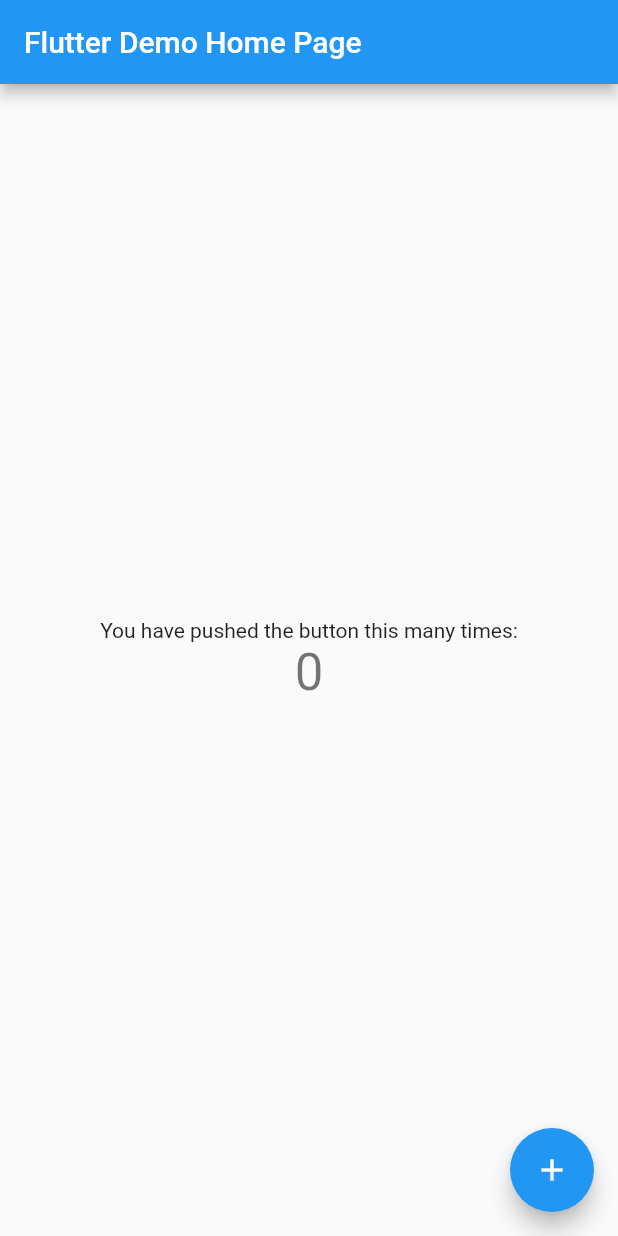
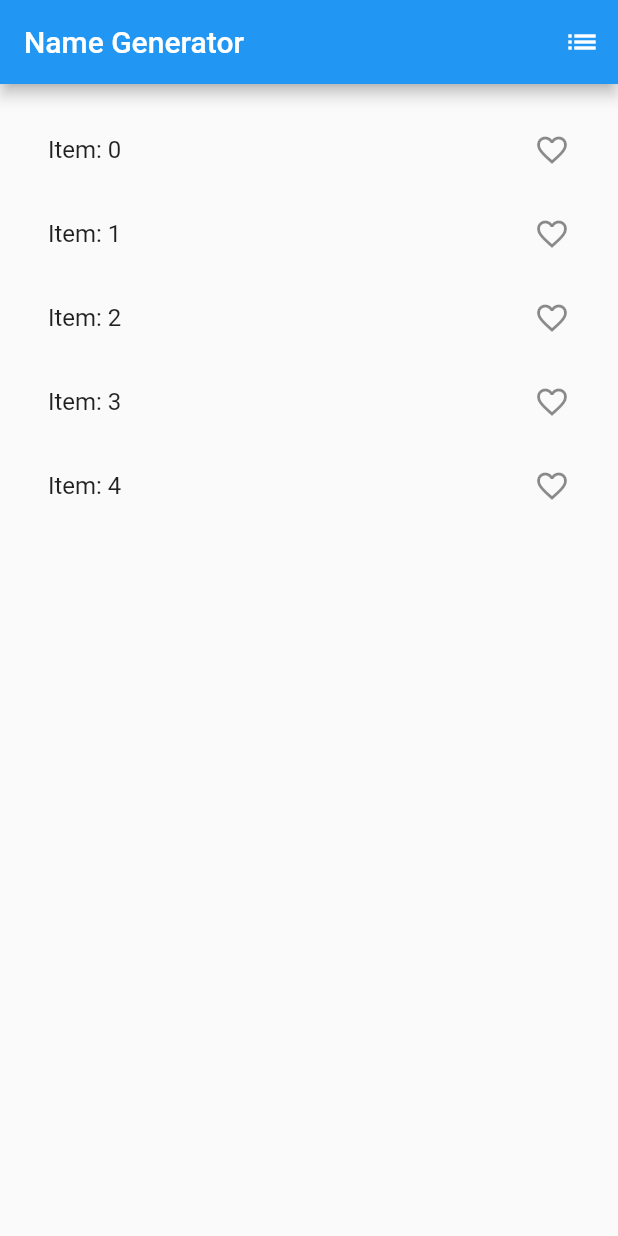
Before and after one commit to JankovicsSandor/flutter_name_generator, a Flutter app: the screen it shows after launch, on a phone screen of 412 x 824 dp. Run offline on Flutter 3.47's test engine with Material 2 defaults, Android fonts, the phone set to English and light mode, and no system bars; our stand-ins replace sqflite; accounts and stored records are empty.

Commit message:
Add like button

```diff
--- /dev/null
+++ b/lib/database/list_stream.dart
@@ -0,0 +1,31 @@
+import 'dart:async';
+
+import 'package:namegenerator/models/bussiness_name.dart';
+
+class ListStream {
+  static List<BussinessName> bussinesses = [];
+
+  static addBussinessName(List<BussinessName> bussinessList) {
+    bussinesses.addAll(bussinessList);
+    _controller.sink.add(bussinesses);
+  }
+
+  static removeBussinessFromList(int index) {
+    bussinesses.removeAt(index);
+    _controller.sink.add(bussinesses);
+  }
+
+  static toggleNewValue(int index) {
+    BussinessName name = bussinesses.elementAt(index);
+    bussinesses.removeAt(index);
+    bussinesses.insert(
+        index,
+        new BussinessName(
+            id: name.id, name: name.name, isLiked: !name.isLiked));
+    _controller.sink.add(bussinesses);
+  }
+
+  static final _controller = StreamController<List<BussinessName>>();
+
+  static Stream<List<BussinessName>> get stream => _controller.stream;
+}
--- a/lib/main.dart
+++ b/lib/main.dart
@@ -1,4 +1,5 @@
 import 'package:flutter/material.dart';
+import 'package:namegenerator/screens/generated_result.dart';
 
 void main() => runApp(MyApp());
 
@@ -9,18 +10,12 @@ class MyApp extends StatelessWidget {
     return MaterialApp(
       title: 'Name Generator',
       theme: ThemeData(
-        // This is the theme of your application.
-        //
-        // Try running your application with "flutter run". You'll see the
-        // application has a blue toolbar. Then, without quitting the app, try
-        // changing the primarySwatch below to Colors.green and then invoke
-        // "hot reload" (press "r" in the console where you ran "flutter run",
-        // or simply save your changes to "hot reload" in a Flutter IDE).
-        // Notice that the counter didn't reset back to zero; the application
-        // is not restarted.
         primarySwatch: Colors.blue,
       ),
-      home: MyHomePage(title: 'Flutter Demo Home Page'),
+      darkTheme: ThemeData(
+        brightness: Brightness.dark,
+      ),
+      home: MyHomePage(title: 'Name Generator'),
     );
   }
 }
@@ -44,19 +39,6 @@ class MyHomePage extends StatefulWidget {
 }
 
 class _MyHomePageState extends State<MyHomePage> {
-  int _counter = 0;
-
-  void _incrementCounter() {
-    setState(() {
-      // This call to setState tells the Flutter framework that something has
-      // changed in this State, which causes it to rerun the build method below
-      // so that the display can reflect the updated values. If we changed
-      // _counter without calling setState(), then the build method would not be
-      // called again, and so nothing would appear to happen.
-      _counter++;
-    });
-  }
-
   @override
   Widget build(BuildContext context) {
     // This method is rerun every time setState is called, for instance as done
@@ -66,46 +48,17 @@ class _MyHomePageState extends State<MyHomePage> {
     // fast, so that you can just rebuild anything that needs updating rather
     // than having to individually change instances of widgets.
     return Scaffold(
-      appBar: AppBar(
-        // Here we take the value from the MyHomePage object that was created by
-        // the App.build method, and use it to set our appbar title.
-        title: Text(widget.title),
-      ),
-      body: Center(
-        // Center is a layout widget. It takes a single child and positions it
-        // in the middle of the parent.
-        child: Column(
-          // Column is also a layout widget. It takes a list of children and
-          // arranges them vertically. By default, it sizes itself to fit its
-          // children horizontally, and tries to be as tall as its parent.
-          //
-          // Invoke "debug painting" (press "p" in the console, choose the
-          // "Toggle Debug Paint" action from the Flutter Inspector in Android
-          // Studio, or the "Toggle Debug Paint" command in Visual Studio Code)
-          // to see the wireframe for each widget.
-          //
-          // Column has various properties to control how it sizes itself and
-          // how it positions its children. Here we use mainAxisAlignment to
-          // center the children vertically; the main axis here is the vertical
-          // axis because Columns are vertical (the cross axis would be
-          // horizontal).
-          mainAxisAlignment: MainAxisAlignment.center,
-          children: <Widget>[
-            Text(
-              'You have pushed the button this many times:',
-            ),
-            Text(
-              '$_counter',
-              style: Theme.of(context).textTheme.display1,
+        appBar: AppBar(
+          // Here we take the value from the MyHomePage object that was created by
+          // the App.build method, and use it to set our appbar title.
+          title: Text(widget.title),
+          actions: <Widget>[
+            IconButton(
+              icon: Icon(Icons.list),
+              onPressed: () {},
             ),
           ],
         ),
-      ),
-      floatingActionButton: FloatingActionButton(
-        onPressed: _incrementCounter,
-        tooltip: 'Increment',
-        child: Icon(Icons.add),
-      ), // This trailing comma makes auto-formatting nicer for build methods.
-    );
+        body: GeneratedResult());
   }
 }
--- /dev/null
+++ b/lib/models/bussiness_name.dart
@@ -0,0 +1,22 @@
+class BussinessName {
+  final int id;
+  final String name;
+  final bool isLiked;
+
+  BussinessName({this.id, this.name, this.isLiked});
+
+  Map<String, dynamic> toMap() {
+    return {
+      'id': id,
+      'name': name,
+      'isLike': isLiked ? 1 : 0,
+    };
+  }
+
+  factory BussinessName.fromJson(Map<String, dynamic> json) {
+    return BussinessName(
+        id: json['definition'],
+        name: json['example'],
+        isLiked: json['isLiked'] == 1 ? true : false);
+  }
+}
--- /dev/null
+++ b/lib/screens/generated_result.dart
@@ -0,0 +1,49 @@
+import 'package:flutter/material.dart';
+import 'package:namegenerator/database/helper.dart';
+import 'package:namegenerator/database/list_stream.dart';
+import 'package:namegenerator/models/bussiness_name.dart';
+import 'package:namegenerator/widgets/bussiness_row.dart';
+
+class GeneratedResult extends StatefulWidget {
+  GeneratedResult({Key key}) : super(key: key);
+
+  @override
+  GeneratedResultState createState() => GeneratedResultState();
+}
+
+class GeneratedResultState extends State<GeneratedResult> {
+  List<BussinessName> combinedList;
+  GeneratedResultState() {
+    // getLikedBussinessNames();
+    generateRandomNames();
+  }
+
+  void modifyItemLike(int index) {
+    ListStream.toggleNewValue(index);
+  }
+
+  @override
+  Widget build(BuildContext context) {
+    return StreamBuilder<List<BussinessName>>(
+      stream: ListStream.stream,
+      builder: (context, snapshot) {
+        if (snapshot.hasData) {
+          return ListView.builder(
+            scrollDirection: Axis.vertical,
+            padding: EdgeInsets.all(16.0),
+            itemCount: snapshot.data.length,
+            itemBuilder: (context, index) {
+              return BussinessRow(index, snapshot.data[index], (index) {
+                modifyItemLike(index);
+              });
+            },
+          );
+        }
+
+        return Center(
+          child: CircularProgressIndicator(),
+        );
+      },
+    );
+  }
+}
--- /dev/null
+++ b/lib/widgets/bussiness_row.dart
@@ -0,0 +1,25 @@
+import 'package:flutter/material.dart';
+import 'package:namegenerator/models/bussiness_name.dart';
+
+class BussinessRow extends StatelessWidget {
+  final int index;
+  final BussinessName item;
+
+  final Function(int) itemLikeClicked;
+  BussinessRow(this.index, this.item, this.itemLikeClicked);
+
+  @override
+  Widget build(BuildContext context) {
+    return ListTile(
+      title: Text(item.name),
+      trailing: item.isLiked
+          ? Icon(
+              Icons.favorite,
+            )
+          : Icon(Icons.favorite_border),
+      onTap: () {
+        this.itemLikeClicked(index);
+      },
+    );
+  }
+}
```
Also changed, not shown: lib/database/helper.dart (added, +57 -0 lines), pubspec.yaml (+4 -6 lines).
